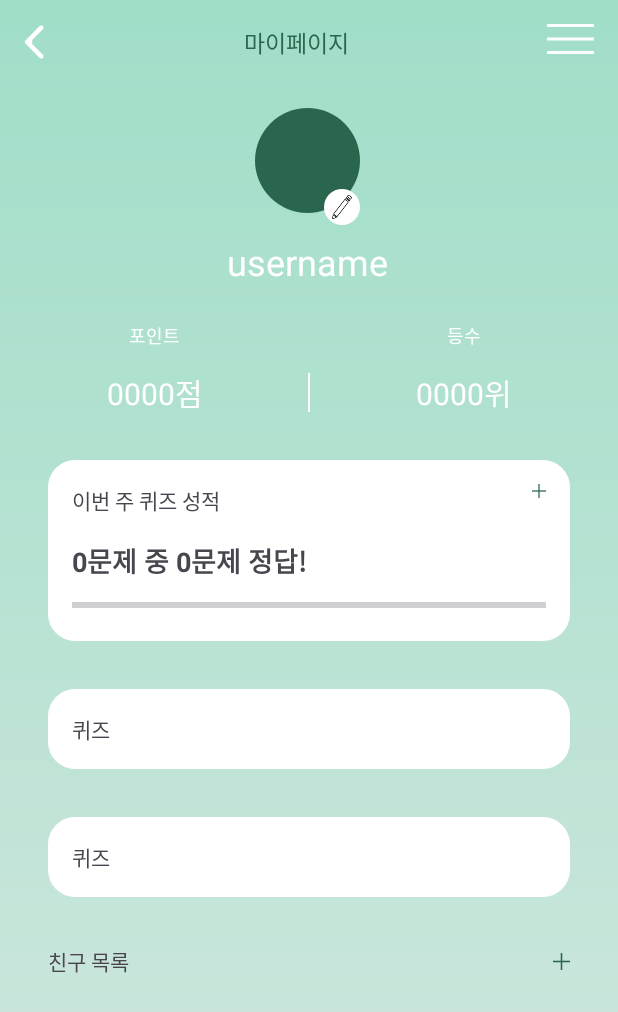
After one commit to SW-WordGarden/Android, an Android app: the fragment MypageFragment shown on its own in the app's theme, on a phone screen of 412 x 824 dp. The commit adds this screen. Shown: the top 1012 px of the screen. Run offline under Robolectric (Android 15) with nearby library versions, the light colour scheme and no system bars; our stand-ins replace CircleImageView.

Commit message:
feat: mypage 구조 작업 - add: mypage fragment 활용 string 추가 - add: mypage fragment에 필요한 image source 추가 - add: mypage fragment 추가
issue:#3

```diff
--- /dev/null
+++ b/app/src/main/java/com/sw/wordgarden/presentation/ui/mypage/MypageFragment.kt
@@ -0,0 +1,23 @@
+package com.sw.wordgarden.presentation.ui.mypage
+
+import android.os.Bundle
+import androidx.fragment.app.Fragment
+import android.view.LayoutInflater
+import android.view.View
+import android.view.ViewGroup
+import com.sw.wordgarden.R
+
+class MypageFragment : Fragment() {
+
+    override fun onCreateView(
+        inflater: LayoutInflater, container: ViewGroup?,
+        savedInstanceState: Bundle?
+    ): View? {
+        // Inflate the layout for this fragment
+        return inflater.inflate(R.layout.fragment_mypage, container, false)
+    }
+
+    override fun onViewCreated(view: View, savedInstanceState: Bundle?) {
+        super.onViewCreated(view, savedInstanceState)
+    }
+}
--- /dev/null
+++ b/app/src/main/res/drawable/bg_circle_white.xml
@@ -0,0 +1,4 @@
+<?xml version="1.0" encoding="utf-8"?>
+<shape android:shape="oval" xmlns:android="http://schemas.android.com/apk/res/android">
+    <solid android:color="@color/white"/>
+</shape>
--- /dev/null
+++ b/app/src/main/res/drawable/bg_gradient_my.xml
@@ -0,0 +1,11 @@
+<?xml version="1.0" encoding="utf-8"?>
+<shape xmlns:android="http://schemas.android.com/apk/res/android"
+    android:shape="rectangle">
+
+    <gradient
+        android:angle="280"
+        android:endColor="#D2E7DF"
+        android:startColor="#A0DEC8"
+        android:type="linear" />
+
+</shape>
--- /dev/null
+++ b/app/src/main/res/drawable/bg_rectangle_white.xml
@@ -0,0 +1,6 @@
+<?xml version="1.0" encoding="utf-8"?>
+<shape xmlns:android="http://schemas.android.com/apk/res/android"
+    android:shape="rectangle">
+    <corners android:radius="18dp"/>
+    <solid android:color="@color/white" />
+</shape>
--- /dev/null
+++ b/app/src/main/res/drawable/ic_arrow.xml
@@ -0,0 +1,9 @@
+<vector xmlns:android="http://schemas.android.com/apk/res/android"
+    android:width="12dp"
+    android:height="8dp"
+    android:viewportWidth="12"
+    android:viewportHeight="8">
+  <path
+      android:pathData="M1,3.5C0.724,3.5 0.5,3.724 0.5,4C0.5,4.276 0.724,4.5 1,4.5L1,3.5ZM11.354,4.354C11.549,4.158 11.549,3.842 11.354,3.646L8.172,0.464C7.976,0.269 7.66,0.269 7.464,0.464C7.269,0.66 7.269,0.976 7.464,1.172L10.293,4L7.464,6.828C7.269,7.024 7.269,7.34 7.464,7.536C7.66,7.731 7.976,7.731 8.172,7.536L11.354,4.354ZM1,4.5L11,4.5V3.5L1,3.5L1,4.5Z"
+      android:fillColor="#2A664D"/>
+</vector>
--- /dev/null
+++ b/app/src/main/res/drawable/ic_back.xml
@@ -0,0 +1,9 @@
+<vector xmlns:android="http://schemas.android.com/apk/res/android"
+    android:width="14dp"
+    android:height="24dp"
+    android:viewportWidth="14"
+    android:viewportHeight="24">
+  <path
+      android:pathData="M0.939,10.939C0.354,11.525 0.354,12.475 0.939,13.061L10.485,22.607C11.071,23.192 12.021,23.192 12.607,22.607C13.192,22.021 13.192,21.071 12.607,20.485L4.121,12L12.607,3.515C13.192,2.929 13.192,1.979 12.607,1.393C12.021,0.808 11.071,0.808 10.485,1.393L0.939,10.939ZM4,13.5H5.5V10.5H4V13.5ZM2,13.5H4V10.5H2V13.5Z"
+      android:fillColor="#ffffff"/>
+</vector>
--- /dev/null
+++ b/app/src/main/res/drawable/ic_menu.xml
@@ -0,0 +1,21 @@
+<vector xmlns:android="http://schemas.android.com/apk/res/android"
+    android:width="31dp"
+    android:height="20dp"
+    android:viewportWidth="31"
+    android:viewportHeight="20">
+  <path
+      android:pathData="M0,1L31,1"
+      android:strokeWidth="2"
+      android:fillColor="#00000000"
+      android:strokeColor="#ffffff"/>
+  <path
+      android:pathData="M0,10L31,10"
+      android:strokeWidth="2"
+      android:fillColor="#00000000"
+      android:strokeColor="#ffffff"/>
+  <path
+      android:pathData="M0,19L31,19"
+      android:strokeWidth="2"
+      android:fillColor="#00000000"
+      android:strokeColor="#ffffff"/>
+</vector>
--- /dev/null
+++ b/app/src/main/res/drawable/ic_plus.xml
@@ -0,0 +1,16 @@
+<vector xmlns:android="http://schemas.android.com/apk/res/android"
+    android:width="11dp"
+    android:height="11dp"
+    android:viewportWidth="11"
+    android:viewportHeight="11">
+  <path
+      android:strokeWidth="1"
+      android:pathData="M5.5,0L5.5,11"
+      android:fillColor="#00000000"
+      android:strokeColor="#2A664D"/>
+  <path
+      android:strokeWidth="1"
+      android:pathData="M11,5.5L-0,5.5"
+      android:fillColor="#00000000"
+      android:strokeColor="#2A664D"/>
+</vector>
--- /dev/null
+++ b/app/src/main/res/layout/fragment_mypage.xml
@@ -0,0 +1,276 @@
+<?xml version="1.0" encoding="utf-8"?>
+<ScrollView xmlns:android="http://schemas.android.com/apk/res/android"
+    xmlns:app="http://schemas.android.com/apk/res-auto"
+    xmlns:tools="http://schemas.android.com/tools"
+    android:layout_width="match_parent"
+    android:layout_height="match_parent"
+    android:background="@drawable/bg_gradient_my"
+    tools:context=".presentation.ui.mypage.MypageFragment">
+
+    <androidx.constraintlayout.widget.ConstraintLayout
+        android:layout_width="match_parent"
+        android:layout_height="wrap_content">
+
+        <androidx.constraintlayout.widget.ConstraintLayout
+            android:id="@+id/cl_my_bar"
+            android:layout_width="match_parent"
+            android:layout_height="wrap_content"
+            android:paddingBottom="16dp"
+            app:layout_constraintEnd_toEndOf="parent"
+            app:layout_constraintStart_toStartOf="parent"
+            app:layout_constraintTop_toTopOf="parent">
+
+            <androidx.appcompat.widget.AppCompatImageView
+                android:id="@+id/iv_my_back"
+                android:layout_width="wrap_content"
+                android:layout_height="wrap_content"
+                android:layout_margin="16dp"
+                android:src="@drawable/ic_back"
+                app:layout_constraintStart_toStartOf="parent"
+                app:layout_constraintTop_toTopOf="parent" />
+
+            <TextView
+                android:id="@+id/tv_my_title"
+                android:layout_width="wrap_content"
+                android:layout_height="wrap_content"
+                android:text="@string/mypage_title"
+                android:textColor="#2A664D"
+                android:textSize="15sp"
+                app:layout_constraintBottom_toBottomOf="@+id/iv_my_back"
+                app:layout_constraintEnd_toStartOf="@+id/iv_my_menu"
+                app:layout_constraintStart_toEndOf="@+id/iv_my_back"
+                app:layout_constraintTop_toTopOf="@+id/iv_my_back" />
+
+            <androidx.appcompat.widget.AppCompatImageView
+                android:id="@+id/iv_my_menu"
+                android:layout_width="wrap_content"
+                android:layout_height="wrap_content"
+                android:layout_margin="16dp"
+                android:src="@drawable/ic_menu"
+                app:layout_constraintEnd_toEndOf="parent"
+                app:layout_constraintTop_toTopOf="parent" />
+        </androidx.constraintlayout.widget.ConstraintLayout>
+
+        <de.hdodenhof.circleimageview.CircleImageView
+            android:id="@+id/iv_my_profile"
+            android:layout_width="70dp"
+            android:layout_height="70dp"
+            android:layout_marginTop="16dp"
+            android:src="#2A664D"
+            app:layout_constraintEnd_toEndOf="parent"
+            app:layout_constraintHorizontal_bias="0.498"
+            app:layout_constraintStart_toStartOf="parent"
+            app:layout_constraintTop_toBottomOf="@+id/cl_my_bar" />
+
+        <FrameLayout
+            android:id="@+id/fl_my_edit"
+            android:layout_width="24dp"
+            android:layout_height="24dp"
+            android:layout_marginBottom="-8dp"
+            android:background="@drawable/bg_circle_white"
+            android:padding="4dp"
+            app:layout_constraintBottom_toBottomOf="@+id/iv_my_profile"
+            app:layout_constraintEnd_toEndOf="@+id/iv_my_profile">
+
+            <androidx.appcompat.widget.AppCompatImageView
+                android:id="@+id/iv_my_edit"
+                android:layout_width="wrap_content"
+                android:layout_height="wrap_content"
+                android:src="@drawable/ic_edit" />
+        </FrameLayout>
+
+        <TextView
+            android:id="@+id/tv_my_name"
+            android:layout_width="wrap_content"
+            android:layout_height="wrap_content"
+            android:layout_marginTop="16dp"
+            android:text="username"
+            android:textColor="@color/white"
+            android:textSize="24sp"
+            app:layout_constraintEnd_toEndOf="@+id/iv_my_profile"
+            app:layout_constraintStart_toStartOf="@+id/iv_my_profile"
+            app:layout_constraintTop_toBottomOf="@+id/iv_my_profile" />
+
+        <TextView
+            android:id="@+id/tv_my_point_title"
+            android:layout_width="wrap_content"
+            android:layout_height="wrap_content"
+            android:layout_marginTop="24dp"
+            android:text="@string/mypage_point_title"
+            android:textColor="@color/white"
+            android:textSize="12sp"
+            app:layout_constraintEnd_toStartOf="@+id/view"
+            app:layout_constraintStart_toStartOf="parent"
+            app:layout_constraintTop_toBottomOf="@+id/tv_my_name" />
+
+        <TextView
+            android:id="@+id/tv_my_point"
+            android:layout_width="wrap_content"
+            android:layout_height="wrap_content"
+            android:text="0000점"
+            android:textColor="@color/white"
+            android:textSize="20sp"
+            app:layout_constraintBottom_toBottomOf="@+id/view"
+            app:layout_constraintEnd_toEndOf="@+id/tv_my_point_title"
+            app:layout_constraintStart_toStartOf="@+id/tv_my_point_title"
+            app:layout_constraintTop_toTopOf="@+id/view" />
+
+        <View
+            android:id="@+id/view"
+            android:layout_width="1dp"
+            android:layout_height="26dp"
+            android:layout_marginTop="16dp"
+            android:background="@color/white"
+            app:layout_constraintEnd_toEndOf="parent"
+            app:layout_constraintStart_toStartOf="parent"
+            app:layout_constraintTop_toBottomOf="@+id/tv_my_point_title" />
+
+        <TextView
+            android:id="@+id/tv_my_rank_title"
+            android:layout_width="wrap_content"
+            android:layout_height="wrap_content"
+            android:layout_marginTop="24dp"
+            android:text="@string/mypage_rank_title"
+            android:textColor="@color/white"
+            android:textSize="12sp"
+            app:layout_constraintEnd_toEndOf="parent"
+            app:layout_constraintStart_toEndOf="@+id/view"
+            app:layout_constraintTop_toBottomOf="@+id/tv_my_name" />
+
+        <TextView
+            android:id="@+id/tv_my_rank"
+            android:layout_width="wrap_content"
+            android:layout_height="wrap_content"
+            android:text="0000위"
+            android:textColor="@color/white"
+            android:textSize="20sp"
+            app:layout_constraintBottom_toBottomOf="@+id/view"
+            app:layout_constraintEnd_toEndOf="@+id/tv_my_rank_title"
+            app:layout_constraintStart_toStartOf="@+id/tv_my_rank_title"
+            app:layout_constraintTop_toTopOf="@+id/view" />
+
+        <androidx.constraintlayout.widget.ConstraintLayout
+            android:id="@+id/cl_my_weekly_score"
+            android:layout_width="match_parent"
+            android:layout_height="wrap_content"
+            android:layout_margin="32dp"
+            android:layout_marginTop="32dp"
+            android:background="@drawable/bg_rectangle_white"
+            android:padding="16dp"
+            app:layout_constraintEnd_toEndOf="parent"
+            app:layout_constraintStart_toStartOf="parent"
+            app:layout_constraintTop_toBottomOf="@+id/view">
+
+            <TextView
+                android:id="@+id/tv_my_weekly_score_title"
+                android:layout_width="wrap_content"
+                android:layout_height="wrap_content"
+                android:layout_gravity="start|center_vertical"
+                android:text="@string/mypage_weekly_score_title"
+                app:layout_constraintStart_toStartOf="parent"
+                app:layout_constraintTop_toTopOf="parent" />
+
+            <androidx.appcompat.widget.AppCompatImageView
+                android:id="@+id/iv_my_weekly_score_more"
+                android:layout_width="9dp"
+                android:layout_height="9dp"
+                android:layout_gravity="end|center_vertical"
+                android:src="@drawable/ic_plus"
+                app:layout_constraintEnd_toEndOf="parent"
+                app:layout_constraintTop_toTopOf="parent" />
+
+            <TextView
+                android:id="@+id/tv_my_score"
+                android:layout_width="wrap_content"
+                android:layout_height="wrap_content"
+                android:layout_marginTop="16dp"
+                android:text="0문제 중 0문제 정답!"
+                android:textSize="18sp"
+                android:textStyle="bold"
+                app:layout_constraintStart_toStartOf="parent"
+                app:layout_constraintTop_toBottomOf="@+id/tv_my_weekly_score_title" />
+
+            <ProgressBar
+                style="@style/Widget.AppCompat.ProgressBar.Horizontal"
+                android:layout_width="match_parent"
+                android:layout_height="wrap_content"
+                android:layout_marginTop="8dp"
+                app:layout_constraintEnd_toEndOf="parent"
+                app:layout_constraintStart_toStartOf="parent"
+                app:layout_constraintTop_toBottomOf="@+id/tv_my_score" />
+        </androidx.constraintlayout.widget.ConstraintLayout>
+
+        <androidx.constraintlayout.widget.ConstraintLayout
+            android:id="@+id/cl_my_quizzes"
+            android:layout_width="match_parent"
+            android:layout_height="wrap_content"
+            android:layout_margin="32dp"
+            android:layout_marginTop="32dp"
+            android:background="@drawable/bg_rectangle_white"
+            android:padding="16dp"
+            app:layout_constraintTop_toBottomOf="@+id/cl_my_weekly_score"
+            tools:layout_editor_absoluteX="32dp">
+
+            <TextView
+                android:id="@+id/tv_my_quizzes_title"
+                android:layout_width="wrap_content"
+                android:layout_height="wrap_content"
+                android:layout_gravity="start|center_vertical"
+                android:text="퀴즈"
+                app:layout_constraintStart_toStartOf="parent"
+                app:layout_constraintTop_toTopOf="parent" />
+        </androidx.constraintlayout.widget.ConstraintLayout>
+
+        <androidx.constraintlayout.widget.ConstraintLayout
+            android:id="@+id/cl_my_quizzes2"
+            android:layout_width="match_parent"
+            android:layout_height="wrap_content"
+            android:layout_margin="32dp"
+            android:layout_marginTop="32dp"
+            android:background="@drawable/bg_rectangle_white"
+            android:padding="16dp"
+            app:layout_constraintTop_toBottomOf="@+id/cl_my_quizzes"
+            tools:layout_editor_absoluteX="32dp">
+
+            <TextView
+                android:id="@+id/tv_my_quizzes_title2"
+                android:layout_width="wrap_content"
+                android:layout_height="wrap_content"
+                android:layout_gravity="start|center_vertical"
+                android:text="퀴즈"
+                app:layout_constraintStart_toStartOf="parent"
+                app:layout_constraintTop_toTopOf="parent" />
+        </androidx.constraintlayout.widget.ConstraintLayout>
+
+        <TextView
+            android:id="@+id/tv_my_friends_title"
+            android:layout_width="wrap_content"
+            android:layout_height="wrap_content"
+            android:layout_marginTop="32dp"
+            android:text="친구 목록"
+            app:layout_constraintStart_toStartOf="@+id/cl_my_quizzes2"
+            app:layout_constraintTop_toBottomOf="@+id/cl_my_quizzes2" />
+
+        <androidx.appcompat.widget.AppCompatImageView
+            android:layout_width="wrap_content"
+            android:layout_height="wrap_content"
+            android:src="@drawable/ic_plus"
+            app:layout_constraintBottom_toBottomOf="@id/tv_my_friends_title"
+            app:layout_constraintEnd_toEndOf="@+id/cl_my_quizzes2"
+            app:layout_constraintTop_toTopOf="@id/tv_my_friends_title"
+            tools:layout_editor_absoluteY="627dp" />
+
+        <androidx.recyclerview.widget.RecyclerView
+            android:id="@+id/rv_my_friends_list"
+            android:layout_width="match_parent"
+            android:layout_height="0dp"
+            app:layoutManager="androidx.recyclerview.widget.LinearLayoutManager"
+            android:orientation="horizontal"
+            tools:listitem="@layout/item_my_friends"
+            tools:itemCount="4"
+            android:layout_marginStart="32dp"
+            android:layout_marginEnd="32dp"
+            app:layout_constraintTop_toBottomOf="@id/tv_my_friends_title" />
+
+    </androidx.constraintlayout.widget.ConstraintLayout>
+</ScrollView>
--- /dev/null
+++ b/app/src/main/res/layout/item_my_friends.xml
@@ -0,0 +1,29 @@
+<?xml version="1.0" encoding="utf-8"?>
+<androidx.constraintlayout.widget.ConstraintLayout xmlns:android="http://schemas.android.com/apk/res/android"
+    xmlns:app="http://schemas.android.com/apk/res-auto"
+    android:layout_width="wrap_content"
+    android:layout_height="wrap_content"
+    android:layout_margin="16dp">
+
+    <de.hdodenhof.circleimageview.CircleImageView
+        android:id="@+id/circleImageView"
+        android:layout_width="50dp"
+        android:layout_height="50dp"
+        android:src="@color/white"
+        app:layout_constraintStart_toStartOf="parent"
+        app:layout_constraintTop_toTopOf="parent" />
+
+    <TextView
+        android:layout_width="50dp"
+        android:layout_height="wrap_content"
+        android:layout_marginTop="8dp"
+        android:ellipsize="end"
+        android:maxLines="1"
+        android:singleLine="true"
+        android:text="username"
+        android:textSize="12sp"
+        app:layout_constraintEnd_toEndOf="@+id/circleImageView"
+        app:layout_constraintStart_toStartOf="@+id/circleImageView"
+        app:layout_constraintTop_toBottomOf="@+id/circleImageView" />
+
+</androidx.constraintlayout.widget.ConstraintLayout>
--- a/app/src/main/res/values/strings.xml
+++ b/app/src/main/res/values/strings.xml
@@ -1,3 +1,9 @@
 <resources>
     <string name="app_name">WordGarden</string>
+
+    <!-- mypage -->
+    <string name="mypage_title">마이페이지</string>
+    <string name="mypage_point_title">포인트</string>
+    <string name="mypage_rank_title">등수</string>
+    <string name="mypage_weekly_score_title">이번 주 퀴즈 성적</string>
 </resources>
```
Also changed, not shown: app/src/main/res/drawable/ic_edit.png (added).
